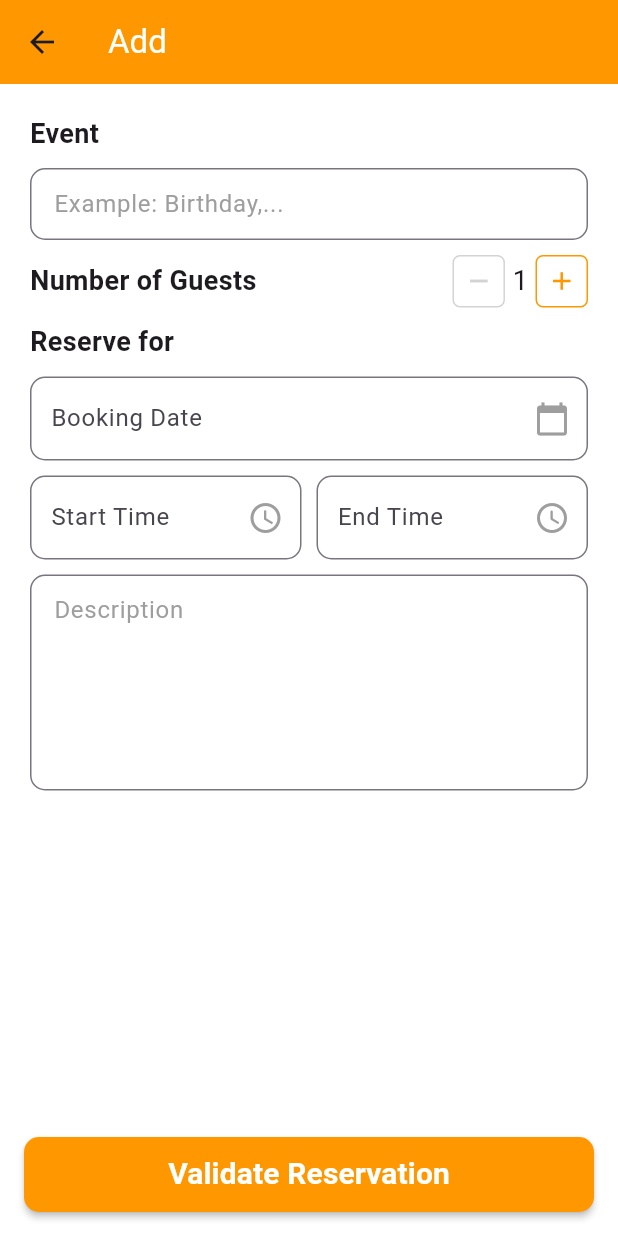
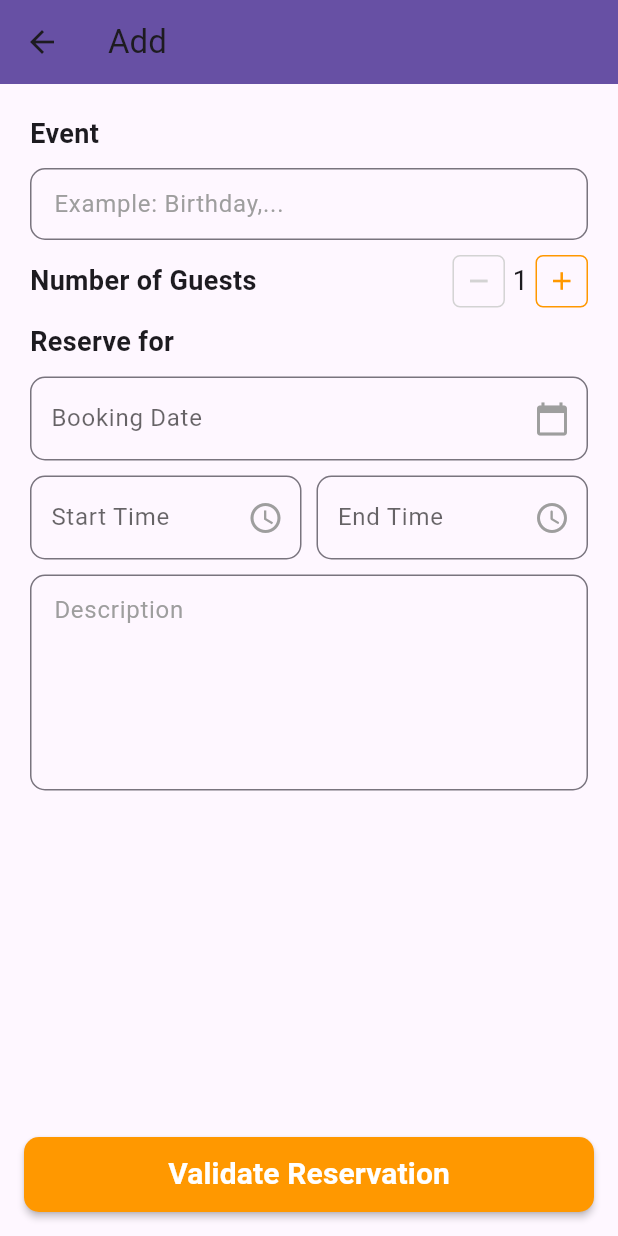
Before and after one commit to FPA-SEC-groupes/client_applications, a Flutter app: the AddReservation screen opened directly with empty values, on a phone screen of 412 x 824 dp. Run offline on Flutter 3.47's test engine with Material 3 defaults, Android fonts, the phone set to English and light mode, and no system bars; our stand-ins replace connectivity_plus, dio, firebase_core, firebase_messaging, flutter_image_compress, flutter_local_notifications and 13 more; missing offline and left inert: draggable_fab, qr_code_scanner, translator, wifi_iot; accounts and stored records are empty; generated files the repository leaves out were written again; network calls fail.

Commit message:
update add researvation

```diff
--- a/lib/utils/const.dart
+++ b/lib/utils/const.dart
@@ -1,5 +1,5 @@
 // const baseUrl="https://backend-production-b7ef.up.railway.app";
-const baseUrl = "http://192.168.1.193:8082";
+const baseUrl = "http://192.168.1.18:8082";
 const apiKey="AIzaSyCbaCcJ17jjCDAIDCIEATD3NrabhaDi1aU";
 // const productUrl="/photos/product/";
 const spaceUrl ="/photos/space/";
--- a/lib/views/add_reservation.dart
+++ b/lib/views/add_reservation.dart
@@ -1,5 +1,3 @@
-
-
 import 'package:flutter/material.dart';
 import 'package:form_field_validator/form_field_validator.dart';
 import 'package:hello_way_client/models/reservation.dart';
@@ -10,11 +8,12 @@ import '../../res/strings.dart';
 import '../../utils/secure_storage.dart';
 import '../../widgets/button.dart';
 import '../../widgets/input_form.dart';
-import '../Widgets/app_bar.dart';
+import '../widgets/app_bar.dart'; // Ensure this path is correct
 import '../res/app_colors.dart';
 import '../services/network_service.dart';
 import '../view_models/reservations_view_model.dart';
 import 'package:flutter_gen/gen_l10n/app_localizations.dart';
+
 class AddReservation extends StatefulWidget {
   final Space space;
   const AddReservation({Key? key, required this.space}) : super(key: key);
@@ -40,12 +39,11 @@ class _AddReservationState extends State<AddReservation> {
 
   @override
   void initState() {
-
-    _reservationsViewModel=ReservationsViewModel(context);
+    _reservationsViewModel = ReservationsViewModel(context);
     _eventTitleController = TextEditingController();
     _dateController = TextEditingController();
-    _startTimeController= TextEditingController();
-    _endTimeController= TextEditingController();
+    _startTimeController = TextEditingController();
+    _endTimeController = TextEditingController();
     _descriptionController = TextEditingController();
     super.initState();
   }
@@ -54,6 +52,8 @@ class _AddReservationState extends State<AddReservation> {
   void dispose() {
     _eventTitleController.dispose();
     _dateController.dispose();
+    _startTimeController.dispose();
+    _endTimeController.dispose();
     _descriptionController.dispose();
     super.dispose();
   }
@@ -75,16 +75,15 @@ class _AddReservationState extends State<AddReservation> {
   Future<void> _selectDate(BuildContext context) async {
     final DateTime? picked = await showDatePicker(
       context: context,
-      initialDate: DateTime.now(), firstDate:DateTime.now(),
+      initialDate: DateTime.now(),
+      firstDate: DateTime.now(),
       lastDate: DateTime(5000),
-      // No firstDate or lastDate specified
     );
     if (picked != null) {
       setState(() {
         _selectedDate = picked;
         DateFormat formatter = DateFormat('yyyy-MM-dd');
         String formatted = formatter.format(_selectedDate!);
-        print(formatted);
         _dateController.text = formatted;
       });
     }
@@ -98,39 +97,37 @@ class _AddReservationState extends State<AddReservation> {
     );
 
     if (pickedTime != null) {
-      selectedDateTime=pickedTime;
-
+      selectedDateTime = pickedTime;
     }
-
-
-
 
     return selectedDateTime;
   }
 
-
   String? validateStartTime(String? value) {
     DateTime currentTime = DateTime.now();
-
 
     if (value == null || value.isEmpty) {
       return AppLocalizations.of(context)!.inputRequiredError;
     } else {
       TimeOfDay startTime = stringToTimeOfDay(value);
-      if(_dateController.text.trim().toString().isNotEmpty){
-      DateTime startDate = DateTime.parse(_dateController.text.trim().toString());
-      DateTime startDateTime = DateTime(startDate.year, startDate.month, startDate.day, startTime.hour, startTime.minute);
+      if (_dateController.text.trim().toString().isNotEmpty) {
+        DateTime startDate =
+        DateTime.parse(_dateController.text.trim().toString());
+        DateTime startDateTime = DateTime(startDate.year, startDate.month,
+            startDate.day, startTime.hour, startTime.minute);
 
         if (startDateTime.isAfter(currentTime)) {
           return null; // Start date and time are valid
-      }
-      else {
-      if (startTime.hour > currentTime.hour || (startTime.hour == currentTime.hour && startTime.minute > currentTime.minute)) {
+        } else {
+          if (startTime.hour > currentTime.hour ||
+              (startTime.hour == currentTime.hour &&
+                  startTime.minute > currentTime.minute)) {
             return null; // Start time is valid
           } else {
-        return AppLocalizations.of(context)!.startTimeRequirment; // Start time is invalid
+            return AppLocalizations.of(context)!.startTimeRequirment;
           }
-      }}
+        }
+      }
     }
   }
 
@@ -140,7 +137,6 @@ class _AddReservationState extends State<AddReservation> {
     int minute = int.parse(parts[1]);
     return TimeOfDay(hour: hour, minute: minute);
   }
-
 
   String? _validateEndTime(String? value) {
     if (value == null || value.isEmpty) {
@@ -162,10 +158,10 @@ class _AddReservationState extends State<AddReservation> {
   Widget build(BuildContext context) {
     NetworkStatus networkStatus = Provider.of<NetworkStatus>(context);
     return Scaffold(
-        backgroundColor: Colors.white,
-        appBar:  Toolbar(
-          title: AppLocalizations.of(context)!.add
-          ,
+      backgroundColor: Theme.of(context).scaffoldBackgroundColor,
+      appBar: AppBar(
+        title: Text(AppLocalizations.of(context)!.add),
+        backgroundColor: Theme.of(context).primaryColor,
       ),
       body: networkStatus == NetworkStatus.Online
           ? Column(
@@ -181,8 +177,11 @@ class _AddReservationState extends State<AddReservation> {
                     children: [
                       Text(
                         AppLocalizations.of(context)!.eventTitle,
-                            style: const TextStyle(
-                                fontSize: 18, fontWeight: FontWeight.bold),
+                        style: TextStyle(
+                          fontSize: 18,
+                          fontWeight: FontWeight.bold,
+                          color: Theme.of(context).textTheme.bodyMedium?.color,
+                        ),
                       ),
                       const SizedBox(
                         height: 10,
@@ -202,8 +201,11 @@ class _AddReservationState extends State<AddReservation> {
                         children: [
                           Text(
                             AppLocalizations.of(context)!.numGuestsTitle,
-                                style: const TextStyle(
-                                    fontSize: 18, fontWeight: FontWeight.bold),
+                            style: TextStyle(
+                              fontSize: 18,
+                              fontWeight: FontWeight.bold,
+                              color: Theme.of(context).textTheme.bodyMedium?.color,
+                            ),
                           ),
                           Row(
                             children: [
@@ -215,16 +217,12 @@ class _AddReservationState extends State<AddReservation> {
                                   width: 35,
                                   height: 35,
                                   decoration: BoxDecoration(
-                                        borderRadius:
-                                            BorderRadius.circular(5.0),
+                                    borderRadius: BorderRadius.circular(5.0),
                                     border: Border.all(
-                                          color: nbOfGuests > 1
-                                              ? orange
-                                              : gray, // Replace with your desired border color
-                                          width:
-                                              1.0, // Replace with your desired border width
+                                      color: nbOfGuests > 1 ? orange : gray,
+                                      width: 1.0,
                                     ),
-                                        color: Colors.white,
+                                    color: Theme.of(context).scaffoldBackgroundColor,
                                   ),
                                   child: Center(
                                     child: Icon(
@@ -236,11 +234,13 @@ class _AddReservationState extends State<AddReservation> {
                                 ),
                               ),
                               Padding(
-                                    padding: const EdgeInsets.symmetric(
-                                        horizontal: 5),
+                                padding: const EdgeInsets.symmetric(horizontal: 5),
                                 child: Text(
                                   nbOfGuests.toString(),
-                                      style: const TextStyle(fontSize: 18),
+                                  style: TextStyle(
+                                    fontSize: 18,
+                                    color: Theme.of(context).textTheme.bodyMedium?.color,
+                                  ),
                                 ),
                               ),
                               InkWell(
@@ -251,13 +251,10 @@ class _AddReservationState extends State<AddReservation> {
                                   width: 35,
                                   height: 35,
                                   decoration: BoxDecoration(
-                                        borderRadius:
-                                            BorderRadius.circular(5.0),
+                                    borderRadius: BorderRadius.circular(5.0),
                                     border: Border.all(
-                                          color:
-                                              orange, // Replace with your desired border color
-                                          width:
-                                              1.0, // Replace with your desired border width
+                                      color: orange,
+                                      width: 1.0,
                                     ),
                                   ),
                                   child: const Center(
@@ -273,164 +270,149 @@ class _AddReservationState extends State<AddReservation> {
                           ),
                         ],
                       ),
-                          const SizedBox(
-                            height: 10,
-                          ),
+                      const SizedBox(height: 10),
                       Text(
                         AppLocalizations.of(context)!.reserveFor,
-                            style: const TextStyle(
-                                fontSize: 18, fontWeight: FontWeight.bold),
+                        style: TextStyle(
+                          fontSize: 18,
+                          fontWeight: FontWeight.bold,
+                          color: Theme.of(context).textTheme.bodyMedium?.color,
                         ),
-                          const SizedBox(
-                            height: 10,
                       ),
+                      const SizedBox(height: 10),
                       Focus(
                         onFocusChange: (hasFocus) {
                           setState(() {
-                                (hasFocus)
-                                    ? suffixColorDate = orange
-                                    : suffixColorDate = Colors.grey;
+                            suffixColorDate = hasFocus ? orange : Colors.grey;
                           });
                         },
                         child: TextFormField(
-                                 validator:MultiValidator([
-                                   RequiredValidator(errorText:  AppLocalizations.of(context)!.inputRequiredError),
+                          validator: MultiValidator([
+                            RequiredValidator(errorText: AppLocalizations.of(context)!.inputRequiredError),
                           ]),
                           controller: _dateController,
                           decoration: InputDecoration(
-                                  contentPadding: const EdgeInsets.symmetric(
-                                      horizontal: 10, vertical: 16),
+                            contentPadding: const EdgeInsets.symmetric(horizontal: 10, vertical: 16),
                             border: OutlineInputBorder(
                               borderRadius: BorderRadius.circular(10),
-                                      borderSide: const BorderSide(
-                                        color: orange,
-                                      )),
+                              borderSide: const BorderSide(color: orange),
+                            ),
                             focusedBorder: OutlineInputBorder(
                               borderRadius: BorderRadius.circular(10),
-                                      borderSide: const BorderSide(
-                                        color: orange,
-                                      )),
+                              borderSide: const BorderSide(color: orange),
+                            ),
                             hintText: AppLocalizations.of(context)!.bookingDate,
+                            hintStyle: TextStyle(
+                              color: Theme.of(context).hintColor,
+                            ),
                             suffixIcon: Icon(
                               Icons.calendar_today,
                               color: suffixColorDate,
                             ),
                           ),
-                                readOnly:
-                                    true, // when true user cannot edit text
+                          readOnly: true,
                           onTap: () async {
                             _selectDate(context);
-                                  //when click we have to show the datepicker
-                                }),
+                          },
                         ),
-
-
-                          const SizedBox(height: 10,),
+                      ),
+                      const SizedBox(height: 10),
                       Row(
                         children: [
                           Expanded(
                             child: Focus(
                               onFocusChange: (hasFocus) {
                                 setState(() {
-                                      (hasFocus)
-                                          ? suffixColorStartTime = orange
-                                          : suffixColorStartTime = Colors.grey;
+                                  suffixColorStartTime = hasFocus ? orange : Colors.grey;
                                 });
                               },
                               child: TextFormField(
-                                      validator:validateStartTime,
+                                validator: validateStartTime,
                                 controller: _startTimeController,
                                 decoration: InputDecoration(
-                                        contentPadding: const EdgeInsets.symmetric(
-                                            horizontal: 10, vertical: 16),
+                                  contentPadding: const EdgeInsets.symmetric(horizontal: 10, vertical: 16),
                                   border: OutlineInputBorder(
                                     borderRadius: BorderRadius.circular(10),
-                                            borderSide: const BorderSide(
-                                              color: orange,
-                                            )),
+                                    borderSide: const BorderSide(color: orange),
+                                  ),
                                   focusedBorder: OutlineInputBorder(
                                     borderRadius: BorderRadius.circular(10),
-                                            borderSide: const BorderSide(
-                                              color: orange,
-                                            )),
+                                    borderSide: const BorderSide(color: orange),
+                                  ),
                                   hintText: AppLocalizations.of(context)!.startTime,
+                                  hintStyle: TextStyle(
+                                    color: Theme.of(context).hintColor,
+                                  ),
                                   suffixIcon: Icon(
                                     Icons.access_time_outlined,
-                                          color:suffixColorStartTime,
+                                    color: suffixColorStartTime,
                                   ),
                                 ),
-                                      readOnly:
-                                      true, // when true user cannot edit text
+                                readOnly: true,
                                 onTap: () async {
                                   _selectTime(context).then((time) {
-                                          _startTimeController.text=time!.format(context);
-                                        }).catchError((error) {
-                                          print(error);
+                                    if (time != null) {
+                                      _startTimeController.text = time.format(context);
+                                    }
                                   });
-                                        //when click we have to show the datepicker
-                                      }),
+                                },
                               ),
                             ),
-                              const SizedBox(
-                                width: 10,
                           ),
+                          const SizedBox(width: 10),
                           Expanded(
                             child: Focus(
                               onFocusChange: (hasFocus) {
                                 setState(() {
-                                      (hasFocus)
-                                          ? suffixColorEndTime = orange
-                                          : suffixColorEndTime = Colors.grey;
+                                  suffixColorEndTime = hasFocus ? orange : Colors.grey;
                                 });
                               },
                               child: TextFormField(
-                                     validator:_validateEndTime,
+                                validator: _validateEndTime,
                                 controller: _endTimeController,
                                 decoration: InputDecoration(
-                                        contentPadding: const EdgeInsets.symmetric(
-                                            horizontal: 10, vertical: 16),
+                                  contentPadding: const EdgeInsets.symmetric(horizontal: 10, vertical: 16),
                                   border: OutlineInputBorder(
                                     borderRadius: BorderRadius.circular(10),
-                                            borderSide: const BorderSide(
-                                              color: orange,
-                                            )),
+                                    borderSide: const BorderSide(color: orange),
+                                  ),
                                   focusedBorder: OutlineInputBorder(
                                     borderRadius: BorderRadius.circular(10),
-                                            borderSide: const BorderSide(
-                                              color: orange,
-                                            )),
+                                    borderSide: const BorderSide(color: orange),
+                                  ),
                                   hintText: AppLocalizations.of(context)!.endTime,
+                                  hintStyle: TextStyle(
+                                    color: Theme.of(context).hintColor,
+                                  ),
                                   suffixIcon: Icon(
                                     Icons.access_time_rounded,
                                     color: suffixColorEndTime,
                                   ),
                                 ),
-                                      readOnly:
-                                      true, // when true user cannot edit text
+                                readOnly: true,
                                 onTap: () async {
                                   _selectTime(context).then((time) {
-                                          _endTimeController.text=time!.format(context);
-                                        }).catchError((error) {
-                                          print(error);
+                                    if (time != null) {
+                                      _endTimeController.text = time.format(context);
+                                    }
                                   });
-                                        //when click we have to show the datepicker
-                                      }),
+                                },
+                              ),
                             ),
                           )
                         ],
                       ),
-                          const SizedBox(
-                            height: 10,
-                          ),
+                      const SizedBox(height: 10),
                       InputForm(
                         maxLines: 5,
                         hint: AppLocalizations.of(context)!.description,
                         controller: _descriptionController,
                         validator: MultiValidator([
-                              RequiredValidator(errorText:  AppLocalizations.of(context)!.inputRequiredError),
+                          RequiredValidator(errorText: AppLocalizations.of(context)!.inputRequiredError),
                         ]),
                       ),
-                        ]),
+                    ],
+                  ),
                 ),
               ),
             ),
@@ -438,7 +420,7 @@ class _AddReservationState extends State<AddReservation> {
           Align(
             alignment: Alignment.bottomCenter,
             child: Container(
-                color: Colors.white,
+              color: Theme.of(context).scaffoldBackgroundColor,
               padding: const EdgeInsets.all(16),
               child: Button(
                 text: AppLocalizations.of(context)!.validateReservation,
@@ -446,9 +428,7 @@ class _AddReservationState extends State<AddReservation> {
                   if (_addNewReservationFormKey.currentState!.validate()) {
                     _addNewReservationFormKey.currentState!.save();
 
-
                     DateTime currentDate = DateTime.now();
-                      print(currentDate);
 
                     Reservation reservation = Reservation(
                       status: "NOT_YET",
@@ -456,24 +436,23 @@ class _AddReservationState extends State<AddReservation> {
                       numberOfGuests: nbOfGuests,
                       bookingDate: currentDate,
                       startDate: DateTime.parse("${_dateController.text.trim()} ${_startTimeController.text.trim()}"),
-                         endDate:DateTime.parse("${_dateController.text.trim()} ${_endTimeController.text.trim()}") ,
-                         description: _descriptionController.text);
+                      endDate: DateTime.parse("${_dateController.text.trim()} ${_endTimeController.text.trim()}"),
+                      description: _descriptionController.text,
+                    );
 
-                      _reservationsViewModel.addReservation(reservation,widget.space.id).then((user) {
-
-
+                    _reservationsViewModel.addReservation(reservation, widget.space.id).then((user) {
                       Navigator.of(context).pop();
                     }).catchError((error) {
                       print(error);
                     });
-
                   }
                 },
               ),
             ),
           )
         ],
-        ):Center(
+      )
+          : Center(
         child: Padding(
           padding: const EdgeInsets.all(20.0),
           child: Column(
@@ -488,40 +467,43 @@ class _AddReservationState extends State<AddReservation> {
               const SizedBox(height: 20),
               Text(
                 AppLocalizations.of(context)!.noInternet,
-                  style: const TextStyle(fontSize: 22, color: gray),
+                style: TextStyle(
+                  fontSize: 22,
+                  color: Theme.of(context).textTheme.bodyMedium?.color,
+                ),
                 textAlign: TextAlign.center,
               ),
               Text(
                 AppLocalizations.of(context)!.checkYourInternet,
-                  style: const TextStyle(fontSize: 22, color: gray),
+                style: TextStyle(
+                  fontSize: 22,
+                  color: Theme.of(context).textTheme.bodyMedium?.color,
+                ),
                 textAlign: TextAlign.center,
               ),
-                const SizedBox(height: 10,),
+              const SizedBox(height: 10),
               MaterialButton(
                 color: orange,
                 height: 40,
                 shape: RoundedRectangleBorder(
                   borderRadius: BorderRadius.circular(10.0),
                 ),
-                  onPressed:(){
-                    setState(() {
-
-                    });
+                onPressed: () {
+                  setState(() {});
                 },
-
-
                 child: Text(
                   AppLocalizations.of(context)!.retry,
                   style: const TextStyle(
                     fontSize: 20,
                     color: Colors.white,
-                        fontWeight: FontWeight.bold),
+                    fontWeight: FontWeight.bold,
                   ),
-
-                )
+                ),
+              ),
             ],
           ),
         ),
-        ));
+      ),
+    );
   }
 }
```
Lines whose indentation alone changed are shown as unchanged.
